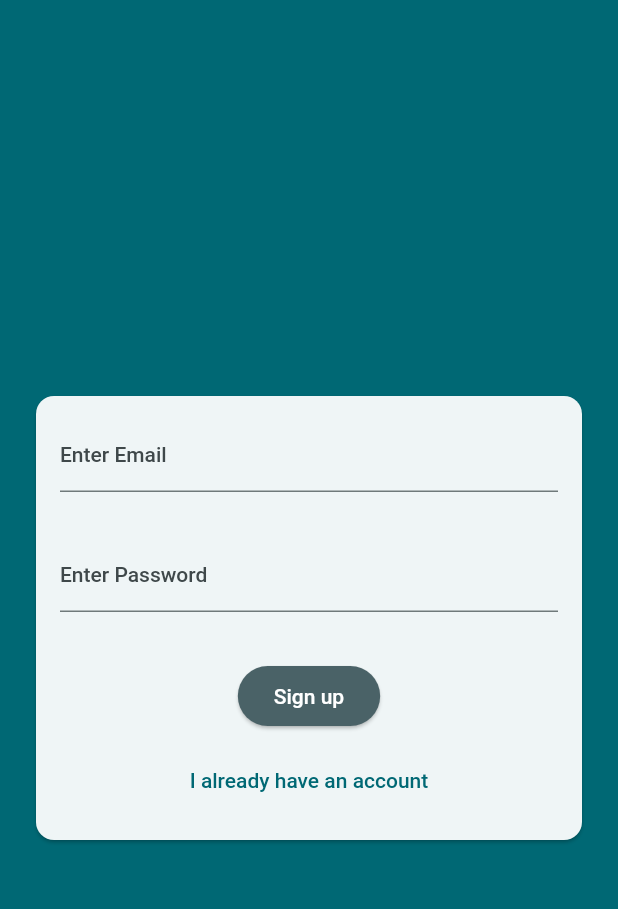
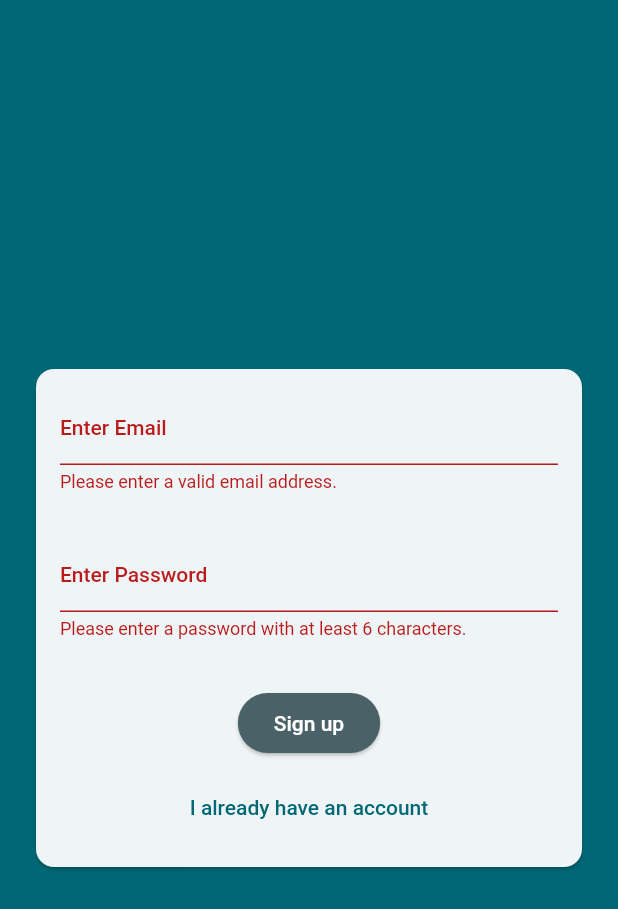
Before and after one commit to markCwatson/budgetpals_client, a Flutter app: the screen it shows after launch, after a tap on "Sign up", on a phone screen of 412 x 824 dp. Shown: the top 909 px of the screen. Run offline on Flutter 3.47's test engine with Material 2 defaults, Android fonts, the phone set to English and light mode, and no system bars.

Commit message:
validate form fields

```diff
--- a/lib/screens/auth.dart
+++ b/lib/screens/auth.dart
@@ -8,25 +8,28 @@ class AuthScreen extends StatefulWidget {
 }
 
 class _AuthScreenState extends State<AuthScreen> {
+  final _formKey = GlobalKey<FormState>();
+
   @override
   Widget build(BuildContext context) {
     return Scaffold(
       backgroundColor: Theme.of(context).colorScheme.primary,
-      body: const Center(
+      body: Center(
         child: Column(
           mainAxisSize: MainAxisSize.min,
           crossAxisAlignment: CrossAxisAlignment.center,
           children: [
             Card(
-              margin: EdgeInsets.all(24.0),
+              margin: const EdgeInsets.all(24.0),
               child: SingleChildScrollView(
                 child: Form(
+                  key: _formKey,
                   child: Column(
                     mainAxisSize: MainAxisSize.min,
                     children: [
-                      EmailField(),
-                      PasswordField(),
-                      Buttons(),
+                      const EmailField(),
+                      const PasswordField(),
+                      Buttons(formKey: _formKey),
                     ],
                   ),
                 ),
@@ -53,6 +56,12 @@ class EmailField extends StatelessWidget {
         keyboardType: TextInputType.emailAddress,
         autocorrect: false,
         textCapitalization: TextCapitalization.none,
+        validator: (value) {
+          if (value == null || value.trim().isEmpty || !value.contains('@')) {
+            return 'Please enter a valid email address.';
+          }
+          return null;
+        },
       ),
     );
   }
@@ -70,13 +79,21 @@ class PasswordField extends StatelessWidget {
           labelText: 'Enter Password',
         ),
         obscureText: true,
+        validator: (value) {
+          if (value == null || value.length < 6) {
+            return 'Please enter a password with at least 6 characters.';
+          }
+          return null;
+        },
       ),
     );
   }
 }
 
 class Buttons extends StatefulWidget {
-  const Buttons({super.key});
+  const Buttons({super.key, required this.formKey});
+
+  final GlobalKey<FormState> formKey;
 
   @override
   State<Buttons> createState() => _ButtonState();
@@ -85,6 +102,10 @@ class Buttons extends StatefulWidget {
 class _ButtonState extends State<Buttons> {
   var _isLogin = false;
 
+  void _onSubmit() {
+    widget.formKey.currentState!.validate();
+  }
+
   @override
   Widget build(BuildContext context) {
     return Padding(
@@ -92,11 +113,11 @@ class _ButtonState extends State<Buttons> {
       child: Column(
         children: [
           ElevatedButton(
+            onPressed: _onSubmit,
             style: ElevatedButton.styleFrom(
               backgroundColor: Theme.of(context).colorScheme.secondary,
               foregroundColor: Colors.white,
             ),
-            onPressed: () {},
             child: Text(_isLogin ? 'Log in' : 'Sign up'),
           ),
           const SizedBox(height: 8.0),
```
